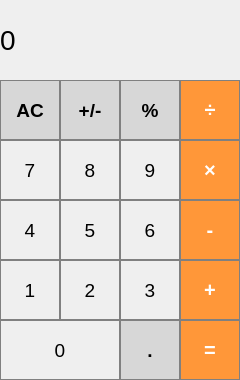
The window that Calculator/mainwindow.ui (DanyArctic/research) describes before a commit, drawn with Qt 5.
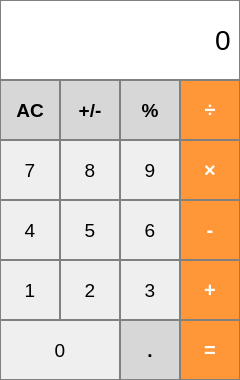
The same window after the commit.

```diff
--- a/Calculator/mainwindow.ui
+++ b/Calculator/mainwindow.ui
@@ -10,8 +10,29 @@
     <height>380</height>
    </rect>
   </property>
+  <property name="sizePolicy">
+   <sizepolicy hsizetype="Fixed" vsizetype="Fixed">
+    <horstretch>0</horstretch>
+    <verstretch>0</verstretch>
+   </sizepolicy>
+  </property>
+  <property name="minimumSize">
+   <size>
+    <width>240</width>
+    <height>380</height>
+   </size>
+  </property>
+  <property name="maximumSize">
+   <size>
+    <width>240</width>
+    <height>380</height>
+   </size>
+  </property>
   <property name="windowTitle">
-   <string>MainWindow</string>
+   <string>Calculator</string>
+  </property>
+  <property name="tabShape">
+   <enum>QTabWidget::Triangular</enum>
   </property>
   <widget class="QWidget" name="centralwidget">
    <widget class="QPushButton" name="Button_clear">
@@ -572,7 +593,7 @@
      <string>0</string>
     </property>
    </widget>
-   <widget class="QLabel" name="calc_screen">
+   <widget class="QLineEdit" name="calc_screen">
     <property name="geometry">
      <rect>
       <x>0</x>
@@ -581,25 +602,53 @@
       <height>80</height>
      </rect>
     </property>
+    <property name="minimumSize">
+     <size>
+      <width>5</width>
+      <height>5</height>
+     </size>
+    </property>
     <property name="font">
      <font>
       <pointsize>21</pointsize>
+      <strikeout>false</strikeout>
      </font>
     </property>
-    <property name="autoFillBackground">
-     <bool>false</bool>
+    <property name="toolTipDuration">
+     <number>-1</number>
     </property>
     <property name="styleSheet">
-     <string notr="true">QLabel {
-  qproperty-alignment: 'AlignVCenter | AlignRight';
-  border: 1px solid gray;
-}
-
-background-color : white;</string>
+     <string notr="true">QLineEdit {  
+qproperty-alignment: 'AlignVCenter | AlignRight';
+border: 1px solid gray;
+padding-right: 4px;
+background-color : white;
+}</string>
+    </property>
+    <property name="inputMethodHints">
+     <set>Qt::ImhNone</set>
     </property>
     <property name="text">
      <string>0</string>
     </property>
+    <property name="maxLength">
+     <number>14</number>
+    </property>
+    <property name="cursorPosition">
+     <number>1</number>
+    </property>
+    <property name="alignment">
+     <set>Qt::AlignRight|Qt::AlignTrailing|Qt::AlignVCenter</set>
+    </property>
+    <property name="dragEnabled">
+     <bool>false</bool>
+    </property>
+    <property name="cursorMoveStyle">
+     <enum>Qt::LogicalMoveStyle</enum>
+    </property>
+    <property name="clearButtonEnabled">
+     <bool>false</bool>
+    </property>
    </widget>
   </widget>
  </widget>
```
Left out of the diff: 45 changed lines with no effect on the pictures.
